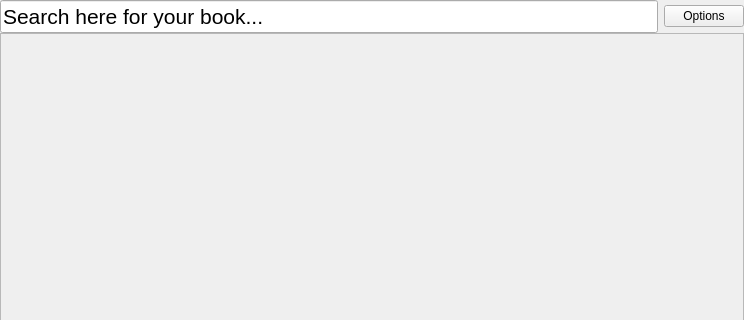
Above: checkout.ui from sbadame/checkout before the change; both pictures show x 0 to 744 and y 0 to 320 of the 744 by 610 pixel window. Below: the same form after it.
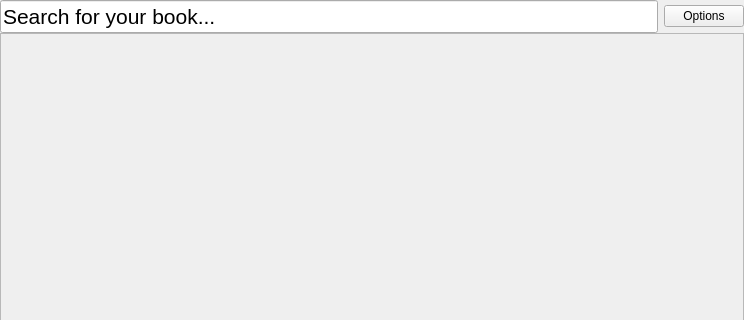
That is the form after the change. Custom widgets are drawn as their Qt base class.

What changed in the file:
```diff
--- a/checkout.ui
+++ b/checkout.ui
@@ -81,7 +81,7 @@
                  </font>
                 </property>
                 <property name="text">
-                 <string>Search here for your book...</string>
+                 <string>Search for your book...</string>
                 </property>
                </widget>
               </item>
```
